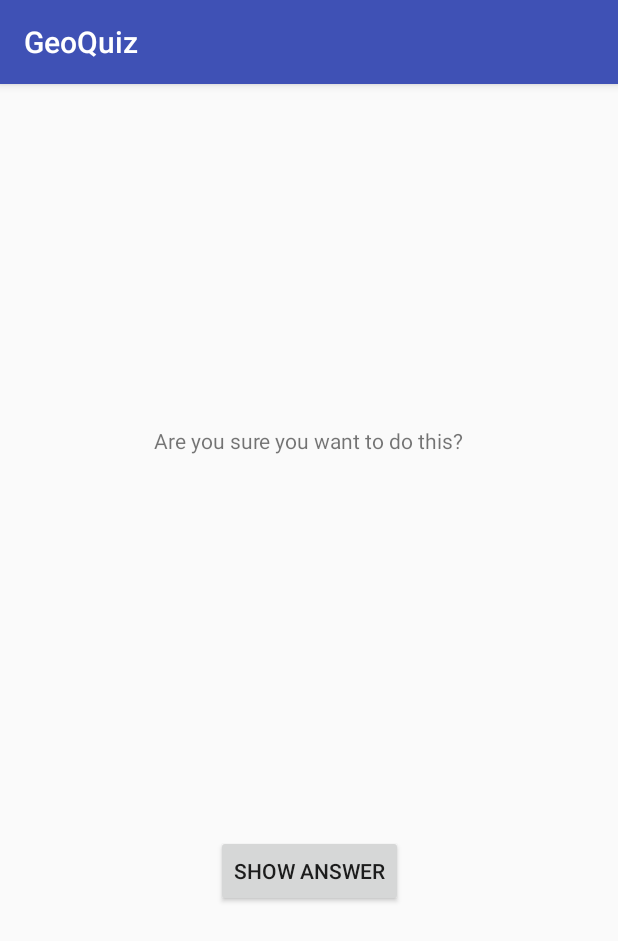
After one commit to ATP93/GeoQuiz, an Android app: the CheatActivity screen opened directly, with no data from a screen before it, on a phone screen of 412 x 824 dp. The commit adds this screen. Shown: the top 941 px of the screen. Run offline under Robolectric (Android 15) with nearby library versions, the phone set to English and light mode, and no system bars.

Commit message:
add CheatActivity

```diff
--- a/app/src/main/AndroidManifest.xml
+++ b/app/src/main/AndroidManifest.xml
@@ -16,6 +16,8 @@
                 <category android:name="android.intent.category.LAUNCHER"/>
             </intent-filter>
         </activity>
+        <activity android:name=".CheatActivity">
+        </activity>
     </application>
 
 </manifest>
--- /dev/null
+++ b/app/src/main/java/com/denisgalajda/geoquiz/CheatActivity.java
@@ -0,0 +1,13 @@
+package com.denisgalajda.geoquiz;
+
+import android.support.v7.app.AppCompatActivity;
+import android.os.Bundle;
+
+public class CheatActivity extends AppCompatActivity {
+
+    @Override
+    protected void onCreate(Bundle savedInstanceState) {
+        super.onCreate(savedInstanceState);
+        setContentView(R.layout.activity_cheat);
+    }
+}
--- /dev/null
+++ b/app/src/main/res/layout/activity_cheat.xml
@@ -0,0 +1,54 @@
+<?xml version="1.0" encoding="utf-8"?>
+<android.support.constraint.ConstraintLayout
+    xmlns:android="http://schemas.android.com/apk/res/android"
+    xmlns:app="http://schemas.android.com/apk/res-auto"
+    xmlns:tools="http://schemas.android.com/tools"
+    android:layout_width="match_parent"
+    android:layout_height="match_parent"
+    tools:context="com.denisgalajda.geoquiz.CheatActivity">
+
+    <TextView
+        android:id="@+id/textView"
+        android:layout_width="wrap_content"
+        android:layout_height="wrap_content"
+        android:layout_marginBottom="8dp"
+        android:layout_marginEnd="8dp"
+        android:layout_marginStart="8dp"
+        android:layout_marginTop="8dp"
+        android:text="@string/warning_text"
+        app:layout_constraintBottom_toBottomOf="parent"
+        app:layout_constraintEnd_toEndOf="parent"
+        app:layout_constraintStart_toStartOf="parent"
+        app:layout_constraintTop_toTopOf="parent"
+        app:layout_constraintVertical_bias="0.3"/>
+
+    <TextView
+        android:id="@+id/answer_text_view"
+        android:layout_width="wrap_content"
+        android:layout_height="wrap_content"
+        android:layout_marginBottom="8dp"
+        android:layout_marginEnd="8dp"
+        android:layout_marginStart="8dp"
+        android:layout_marginTop="8dp"
+        tools:text="Answer"
+        app:layout_constraintBottom_toTopOf="@+id/show_answer_button"
+        app:layout_constraintEnd_toEndOf="parent"
+        app:layout_constraintStart_toStartOf="parent"
+        app:layout_constraintTop_toBottomOf="@+id/textView"/>
+
+    <Button
+        android:id="@+id/show_answer_button"
+        android:layout_width="wrap_content"
+        android:layout_height="wrap_content"
+        android:layout_marginBottom="8dp"
+        android:layout_marginEnd="8dp"
+        android:layout_marginStart="8dp"
+        android:layout_marginTop="8dp"
+        android:text="@string/show_answer_button"
+        app:layout_constraintBottom_toBottomOf="parent"
+        app:layout_constraintEnd_toEndOf="parent"
+        app:layout_constraintStart_toStartOf="parent"
+        app:layout_constraintTop_toTopOf="parent"
+        app:layout_constraintVertical_bias="0.7"/>
+
+</android.support.constraint.ConstraintLayout>
--- a/app/src/main/res/values/strings.xml
+++ b/app/src/main/res/values/strings.xml
@@ -13,4 +13,8 @@
     <string name="question_africa">The source of the Nile River is in Egypt.</string>
     <string name="question_americas">The Amazon River is the longest river in the Americas.</string>
     <string name="question_asia">Lake Baikal is the world\'s oldest and deepest freshwater lake.</string>
+    <string name="show_answer_button">Show answer</string>
+    <string name="warning_text">Are you sure you want to do this?</string>
+    <string name="cheat_button">Cheat!</string>
+    <string name="judgment_toast">Cheating is wrong.</string>
 </resources>
```
Also changed, not shown: app/src/main/java/com/denisgalajda/geoquiz/QuizActivity.java (+12 -0 lines), app/src/main/res/layout/activity_quiz.xml (+16 -4 lines).
